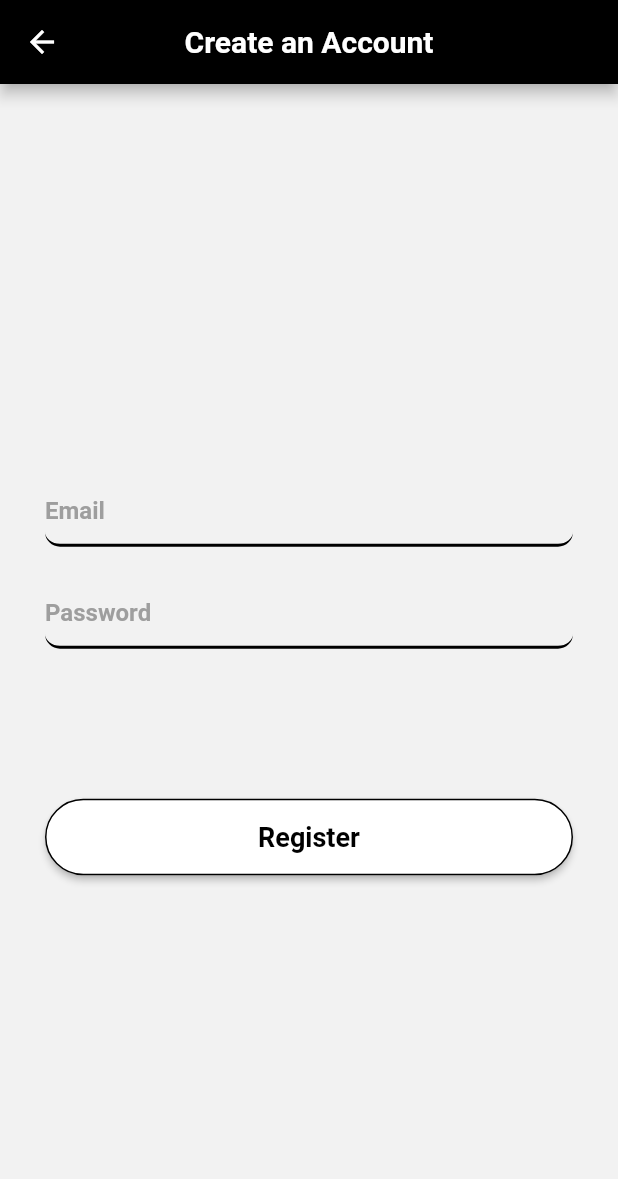
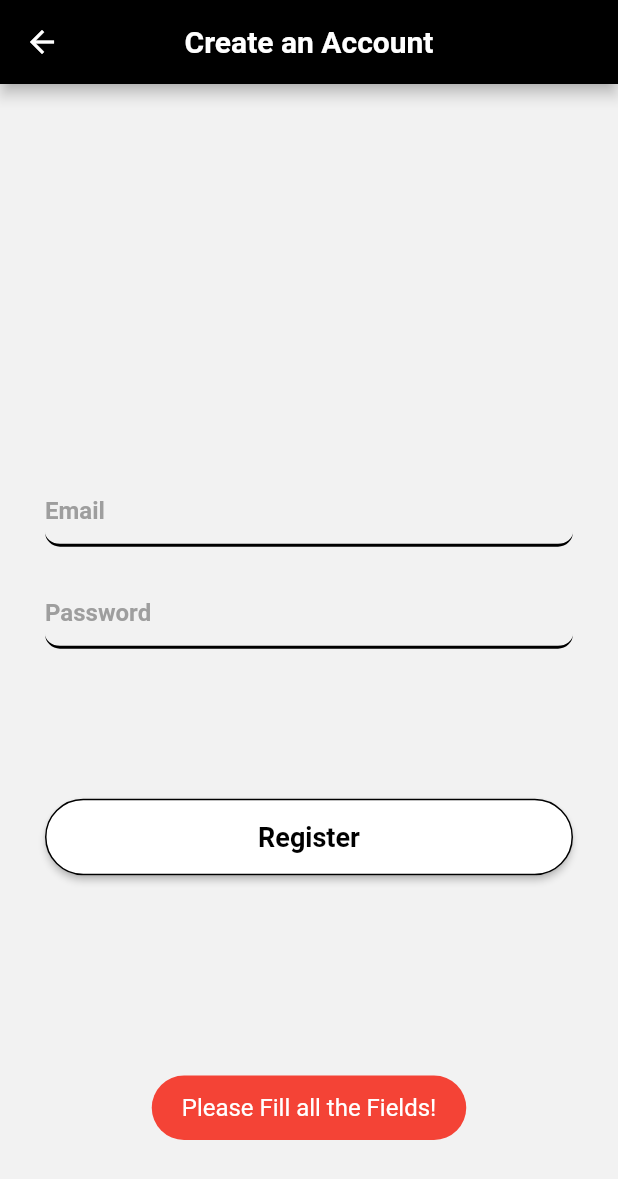
Before and after one commit to DigiWrecks/Pikatcha-App, a Flutter app: the SignUp screen opened directly, after a tap on "Register", on a phone screen of 412 x 824 dp. Shown: the top 1179 px of the screen. Run offline on Flutter 3.47's test engine with Material 2 defaults, Android fonts, the phone set to English and light mode, and no system bars; our stand-ins replace cloud_firestore, firebase_auth, fluttertoast; accounts and stored records are empty.

Commit message:
User UI and Sign Up Complete

```diff
--- a/lib/main.dart
+++ b/lib/main.dart
@@ -18,7 +18,7 @@ class MyApp extends StatelessWidget {
         scaffoldBackgroundColor: Color(0xfff2f2f2),
       ),
 
-      home: Home(),
+      home: LogIn(),
     );
   }
 }
--- a/lib/screens/contact-information.dart
+++ b/lib/screens/contact-information.dart
@@ -19,7 +19,7 @@ class ContactInformation extends StatelessWidget {
           ),
           Padding(
             padding: const EdgeInsets.symmetric(horizontal: 30),
-            child: InputField(hint: 'Phone Number',type: TextInputType.number,prefix: Icons.phone_android,),
+            child: InputField(hint: 'Phone Number',type: TextInputType.phone,prefix: Icons.phone_android,),
           ),
           Padding(
             padding: const EdgeInsets.symmetric(horizontal: 30),
--- a/lib/screens/signup.dart
+++ b/lib/screens/signup.dart
@@ -2,8 +2,45 @@ import 'package:flutter/cupertino.dart';
 import 'package:flutter/material.dart';
 import 'package:pikatcha/widgets/button.dart';
 import 'package:pikatcha/widgets/inputfield.dart';
+import 'package:firebase_auth/firebase_auth.dart';
+import 'package:cloud_firestore/cloud_firestore.dart';
+import 'package:pikatcha/widgets/toast.dart';
 
 class SignUp extends StatelessWidget {
+
+
+  TextEditingController email = TextEditingController();
+  TextEditingController password = TextEditingController();
+  FirebaseAuth _firebaseAuth = FirebaseAuth.instance;
+  CollectionReference collectionReference = Firestore.instance.collection('users');
+
+  signUp() async {
+    if(email.text!='' && password.text!=''){
+      try{
+        AuthResult result = await _firebaseAuth.createUserWithEmailAndPassword(
+            email: email.text, password: password.text);
+        FirebaseUser user = result.user;
+        print(user.uid);
+
+        await collectionReference.document(user.uid).setData({
+          'email': email.text,
+        });
+
+        email.clear();
+        password.clear();
+        ToastBar(color: Colors.green,text: 'Signed Up Successfully!').show();
+      }
+      catch(E){
+        ToastBar(color: Colors.red,text: 'Something Went Wrong!').show();
+        print(E);
+      }
+    }else{
+      ToastBar(color: Colors.red,text: 'Please Fill all the Fields!').show();
+    }
+  }
+
+
+
   @override
   Widget build(BuildContext context) {
     return Scaffold(
@@ -16,16 +53,16 @@ class SignUp extends StatelessWidget {
         children: <Widget>[
           Padding(
             padding: const EdgeInsets.symmetric(horizontal: 30),
-            child: InputField(hint: 'Email',type: TextInputType.emailAddress,),
+            child: InputField(hint: 'Email',type: TextInputType.emailAddress,controller: email,),
           ),
           Padding(
             padding: const EdgeInsets.symmetric(horizontal: 30),
-            child: InputField(hint: 'Password',ispassword: true),
+            child: InputField(hint: 'Password',ispassword: true,controller: password,),
           ),
 
           Padding(
             padding: const EdgeInsets.fromLTRB(30,100,30,0),
-            child: Button(text: 'Register',onclick: (){},),
+            child: Button(text: 'Register',onclick: ()=>signUp(),),
           ),
         ],
       ),
--- /dev/null
+++ b/lib/widgets/toast.dart
@@ -0,0 +1,23 @@
+import 'package:flutter/material.dart';
+import 'package:fluttertoast/fluttertoast.dart';
+
+
+class ToastBar{
+
+  final String text;
+  final Color color;
+
+  ToastBar({this.text, this.color});
+
+  show(){
+    Fluttertoast.showToast(
+        msg: text,
+        toastLength: Toast.LENGTH_SHORT,
+        gravity: ToastGravity.BOTTOM,
+        timeInSecForIos: 1,
+        backgroundColor: color,
+        textColor: Colors.white,
+        fontSize: 16.0
+    );
+  }
+}
--- a/pubspec.yaml
+++ b/pubspec.yaml
@@ -23,6 +23,10 @@ dependencies:
   # The following adds the Cupertino Icons font to your application.
   # Use with the CupertinoIcons class for iOS style icons.
   cupertino_icons: ^0.1.2
+  firebase_core: ^0.4.4+2
+  firebase_auth: ^0.15.5+2
+  cloud_firestore: ^0.13.4
+  fluttertoast: ^3.1.3
 
 dev_dependencies:
   flutter_test:
```
Also changed, not shown: lib/screens/home.dart (+66 -2 lines), lib/screens/settings.dart (added, +52 -0 lines), lib/widgets/custom-text.dart (added, +21 -0 lines), pubspec.lock, 3 other files.
